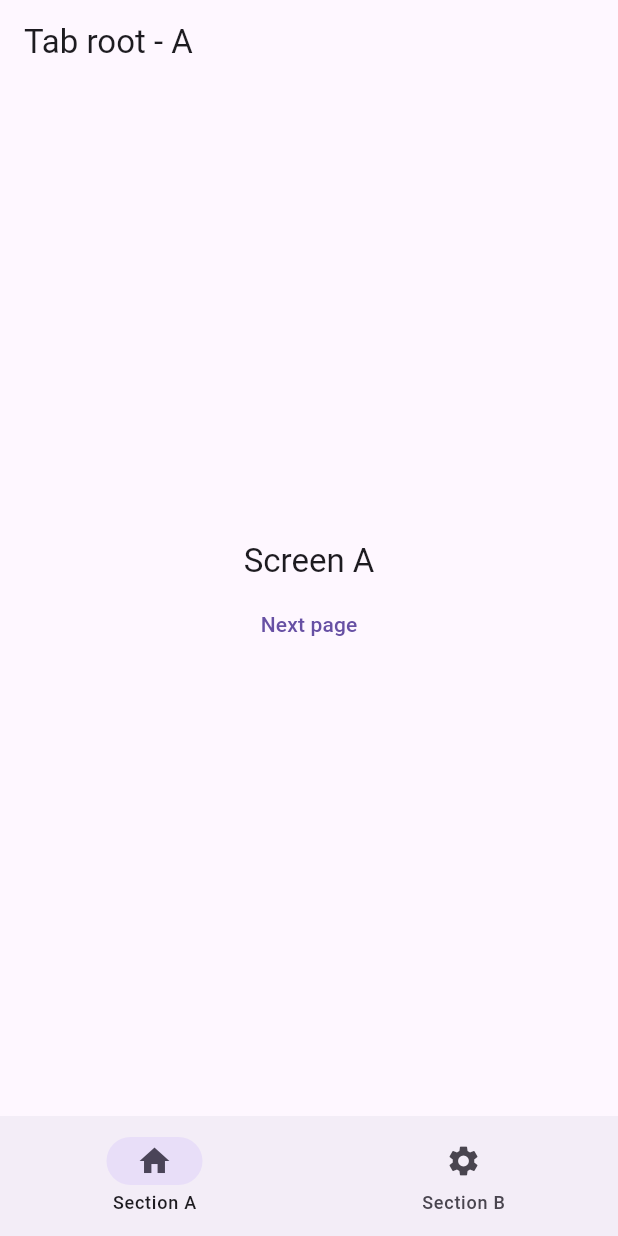
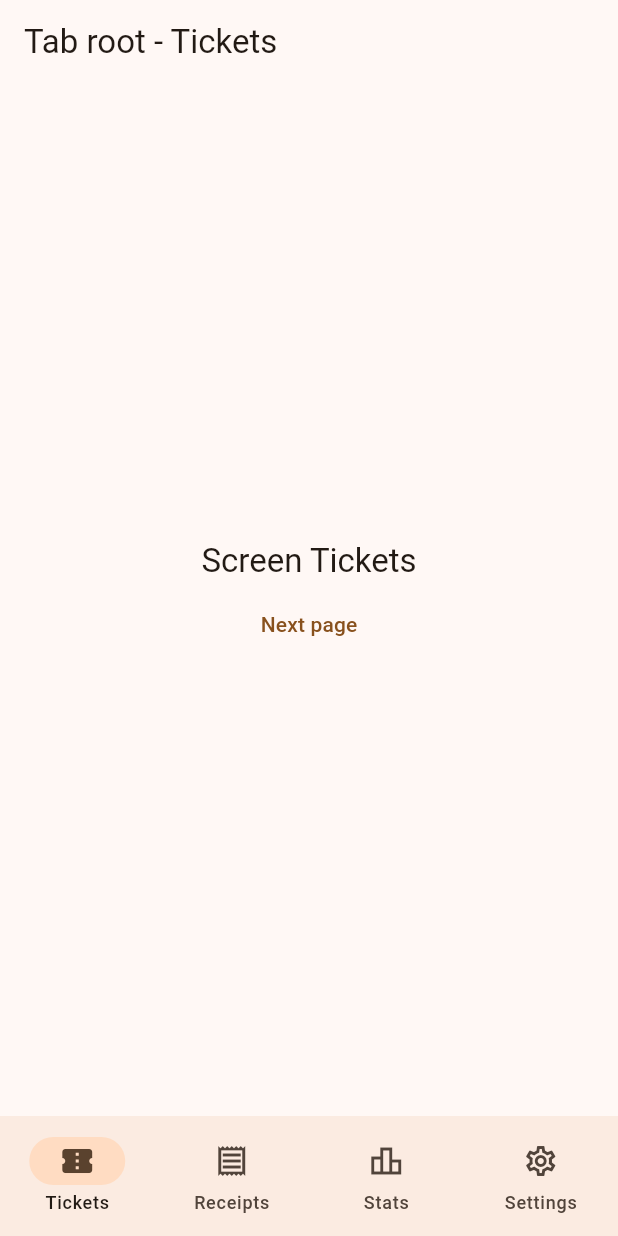
Before and after one commit to AnalogIO/mobile_app, a Flutter app: the screen it shows after launch, after a tap on "Next page", on a phone screen of 412 x 824 dp. Run offline on Flutter 3.47's test engine with Material 3 defaults, Android fonts, the phone set to English and light mode, and no system bars; our stand-ins replace bloc, flutter_bloc, go_router; generated files the repository leaves out were written again.

Commit message:
second commit

```diff
--- /dev/null
+++ b/devtools_options.yaml
@@ -0,0 +1,3 @@
+description: This file stores settings for Dart & Flutter DevTools.
+documentation: https://docs.flutter.dev/tools/devtools/extensions#configure-extension-enablement-states
+extensions:
--- a/lib/app/view/app.dart
+++ b/lib/app/view/app.dart
@@ -2,6 +2,7 @@ import 'package:flutter/material.dart';
 import 'package:go_router/go_router.dart';
 import 'package:router_test_app/app/view/details_screen.dart';
 import 'package:router_test_app/app/view/screen_with_next_page.dart';
+import 'package:router_test_app/settings/view/settings_screen.dart';
 
 final goRouter = GoRouter(
   initialLocation: '/login',
@@ -10,7 +11,7 @@ final goRouter = GoRouter(
     GoRoute(
       path: '/login',
       pageBuilder: (context, state) => const MaterialPage(
-        child: ScreenWithNextPage(label: 'LOGIN', nextPagePath: '/a'),
+        child: ScreenWithNextPage(label: 'Login', nextPagePath: '/a'),
       ),
     ),
     StatefulShellRoute.indexedStack(
@@ -24,14 +25,14 @@ final goRouter = GoRouter(
               path: '/a',
               pageBuilder: (context, state) => const NoTransitionPage(
                 child: ScreenWithNextPage(
-                  label: 'A',
+                  label: 'Tickets',
                   nextPagePath: '/a/details',
                 ),
               ),
               routes: [
                 GoRoute(
                   path: 'details',
-                  builder: (_, _) => const DetailsScreen(label: 'A'),
+                  builder: (_, _) => const ReceiptsScreen(label: 'A'),
                 ),
               ],
             ),
@@ -43,16 +44,45 @@ final goRouter = GoRouter(
               path: '/b',
               pageBuilder: (context, state) => const NoTransitionPage(
                 child: ScreenWithNextPage(
-                  label: 'B',
+                  label: 'Receipts',
                   nextPagePath: '/b/details',
                 ),
               ),
               routes: [
                 GoRoute(
                   path: 'details',
-                  builder: (context, state) => const DetailsScreen(label: 'B'),
+                  builder: (context, state) =>
+                      const ReceiptsScreen(label: 'Receipts'),
                 ),
               ],
+            ),
+          ],
+        ),
+        StatefulShellBranch(
+          routes: [
+            GoRoute(
+              path: '/c',
+              pageBuilder: (context, state) => const NoTransitionPage(
+                child: ScreenWithNextPage(
+                  label: 'Stats',
+                ),
+              ),
+              routes: [
+                GoRoute(
+                  path: 'details',
+                  builder: (context, state) =>
+                      const ReceiptsScreen(label: 'Stats'),
+                ),
+              ],
+            ),
+          ],
+        ),
+        StatefulShellBranch(
+          routes: [
+            GoRoute(
+              path: '/d',
+              pageBuilder: (context, state) =>
+                  const NoTransitionPage(child: SettingsScreen()),
             ),
           ],
         ),
@@ -72,7 +102,9 @@ class App extends StatelessWidget {
   Widget build(BuildContext context) {
     return MaterialApp.router(
       routerConfig: goRouter,
-      theme: ThemeData(primarySwatch: Colors.deepPurple),
+      theme: ThemeData(
+        colorScheme: ColorScheme.fromSeed(seedColor: const Color(0xFF362619)),
+      ),
     );
   }
 }
@@ -127,9 +159,33 @@ class ScaffoldWithNavigationBar extends StatelessWidget {
       body: body,
       bottomNavigationBar: NavigationBar(
         selectedIndex: selectedIndex,
-        destinations: const [
-          NavigationDestination(label: 'Section A', icon: Icon(Icons.home)),
-          NavigationDestination(label: 'Section B', icon: Icon(Icons.settings)),
+        destinations: [
+          NavigationDestination(
+            label: 'Tickets',
+            icon: selectedIndex == 0
+                ? const Icon(Icons.confirmation_num)
+                : const Icon(Icons.confirmation_num_outlined),
+          ),
+          NavigationDestination(
+            label: 'Receipts',
+            icon: Icon(
+              selectedIndex == 1 ? Icons.receipt : Icons.receipt_outlined,
+            ),
+          ),
+          NavigationDestination(
+            label: 'Stats',
+            icon: Icon(
+              selectedIndex == 2
+                  ? Icons.leaderboard
+                  : Icons.leaderboard_outlined,
+            ),
+          ),
+          NavigationDestination(
+            label: 'Settings',
+            icon: Icon(
+              selectedIndex == 3 ? Icons.settings : Icons.settings_outlined,
+            ),
+          ),
         ],
         onDestinationSelected: onDestinationSelected,
       ),
--- a/lib/app/view/details_screen.dart
+++ b/lib/app/view/details_screen.dart
@@ -1,19 +1,19 @@
 import 'package:flutter/material.dart';
 
 /// The details screen for either the A or B screen.
-class DetailsScreen extends StatefulWidget {
-  /// Constructs a [DetailsScreen].
-  const DetailsScreen({required this.label, super.key});
+class ReceiptsScreen extends StatefulWidget {
+  /// Constructs a [ReceiptsScreen].
+  const ReceiptsScreen({required this.label, super.key});
 
   /// The label to display in the center of the screen.
   final String label;
 
   @override
-  State<StatefulWidget> createState() => DetailsScreenState();
+  State<StatefulWidget> createState() => ReceiptsScreenState();
 }
 
-/// The state for DetailsScreen
-class DetailsScreenState extends State<DetailsScreen> {
+/// The state for ReceiptsScreen
+class ReceiptsScreenState extends State<ReceiptsScreen> {
   int _counter = 0;
 
   @override
--- a/lib/app/view/screen_with_next_page.dart
+++ b/lib/app/view/screen_with_next_page.dart
@@ -4,12 +4,12 @@ import 'package:go_router/go_router.dart';
 class ScreenWithNextPage extends StatelessWidget {
   const ScreenWithNextPage({
     required this.label,
-    required this.nextPagePath,
+    String? nextPagePath,
     super.key,
-  });
+  }) : _nextPagePath = nextPagePath;
 
   final String label;
-  final String nextPagePath;
+  final String? _nextPagePath;
 
   @override
   Widget build(BuildContext context) {
@@ -26,10 +26,11 @@ class ScreenWithNextPage extends StatelessWidget {
               style: Theme.of(context).textTheme.titleLarge,
             ),
             const SizedBox(height: 4),
-            TextButton(
-              onPressed: () => context.go(nextPagePath),
-              child: const Text('Next page'),
-            ),
+            if (_nextPagePath != null)
+              TextButton(
+                onPressed: () => context.go(_nextPagePath),
+                child: const Text('Next page'),
+              ),
           ],
         ),
       ),
--- /dev/null
+++ b/lib/core/analog_app_bar.dart
@@ -0,0 +1,24 @@
+import 'package:flutter/material.dart';
+
+class AnalogAppBar extends StatelessWidget implements PreferredSizeWidget {
+  const AnalogAppBar({
+    required this.title,
+    super.key,
+  });
+  final String title;
+
+  @override
+  Size get preferredSize => const Size.fromHeight(kToolbarHeight);
+
+  @override
+  Widget build(BuildContext context) {
+    return AppBar(
+      title: Text(title),
+      titleTextStyle: const TextStyle(
+        fontWeight: FontWeight.bold,
+        fontSize: 25,
+      ),
+      centerTitle: false,
+    );
+  }
+}
--- /dev/null
+++ b/lib/core/list_group_title.dart
@@ -0,0 +1,21 @@
+import 'package:flutter/material.dart';
+
+class ListGroupTitle extends StatelessWidget {
+  const ListGroupTitle({
+    required this.title,
+    super.key,
+  });
+
+  final String title;
+
+  @override
+  Widget build(BuildContext context) {
+    return ListTile(
+      title: Text(
+        title,
+        style: const TextStyle(fontWeight: FontWeight.bold, fontSize: 18),
+        textAlign: TextAlign.left,
+      ),
+    );
+  }
+}
--- /dev/null
+++ b/lib/settings/view/settings_screen.dart
@@ -0,0 +1,75 @@
+import 'package:flutter/material.dart';
+import 'package:router_test_app/core/analog_app_bar.dart';
+import 'package:router_test_app/core/list_group_title.dart';
+
+class SettingsScreen extends StatelessWidget {
+  const SettingsScreen({super.key});
+
+  @override
+  Widget build(BuildContext context) {
+    return Scaffold(
+      appBar: const AnalogAppBar(title: 'Settings'),
+      body: ListView(
+        children: const <Widget>[
+          ListGroupTitle(title: 'Account'),
+          ListTile(
+            leading: Icon(Icons.email_outlined),
+            title: Text('Email'),
+            subtitle: Text('omma@itu.dk'),
+          ),
+          ListTile(
+            leading: Icon(Icons.password),
+            title: Text('Passcode'),
+            subtitle: Text('Tap to change'),
+          ),
+          ListTile(
+            leading: Icon(Icons.person),
+            iconColor: Colors.grey,
+            title: Text('User ID'),
+            textColor: Colors.grey,
+            subtitle: Text('1234'),
+          ),
+          ListTile(
+            leading: Icon(Icons.card_giftcard),
+            title: Text('Redeem voucher'),
+          ),
+          ListTile(
+            leading: Icon(Icons.logout_outlined),
+            title: Text('Log out'),
+          ),
+          ListGroupTitle(title: 'About'),
+          ListTile(
+            leading: Icon(Icons.storefront_outlined),
+            title: Text('Opening hours'),
+            subtitle: Text('Mondays: 08:00-16:00'),
+          ),
+          ListTile(
+            leading: Icon(Icons.question_mark_outlined),
+            title: Text('Frequently Asked Questions'),
+          ),
+          ListTile(
+            leading: Icon(Icons.chat_outlined),
+            title: Text('Contact us'),
+            subtitle: Text('Report a bug or give us feedback'),
+          ),
+          ListGroupTitle(title: 'Legal'),
+          ListTile(
+            leading: Icon(Icons.privacy_tip_outlined),
+            title: Text('Privacy policy'),
+          ),
+          ListTile(
+            leading: Icon(Icons.code),
+            title: Text('Credits and licenses'),
+          ),
+          ListGroupTitle(title: 'Danger zone'),
+          ListTile(
+            leading: Icon(Icons.delete_outline),
+            iconColor: Colors.red,
+            title: Text('Delete my account'),
+            textColor: Colors.red,
+          ),
+        ],
+      ),
+    );
+  }
+}
```
Also changed, not shown: pubspec.lock, 3 other files.
